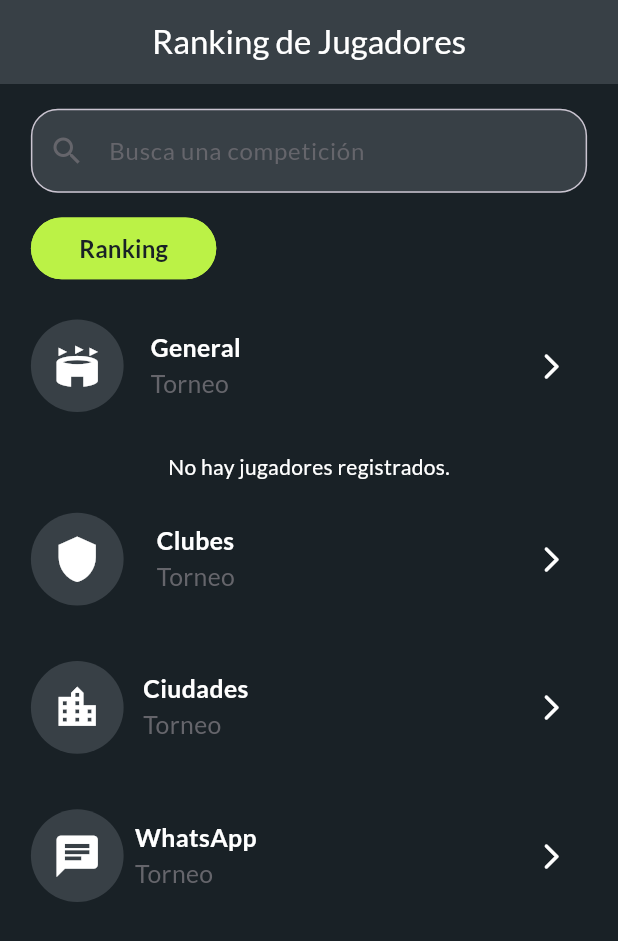
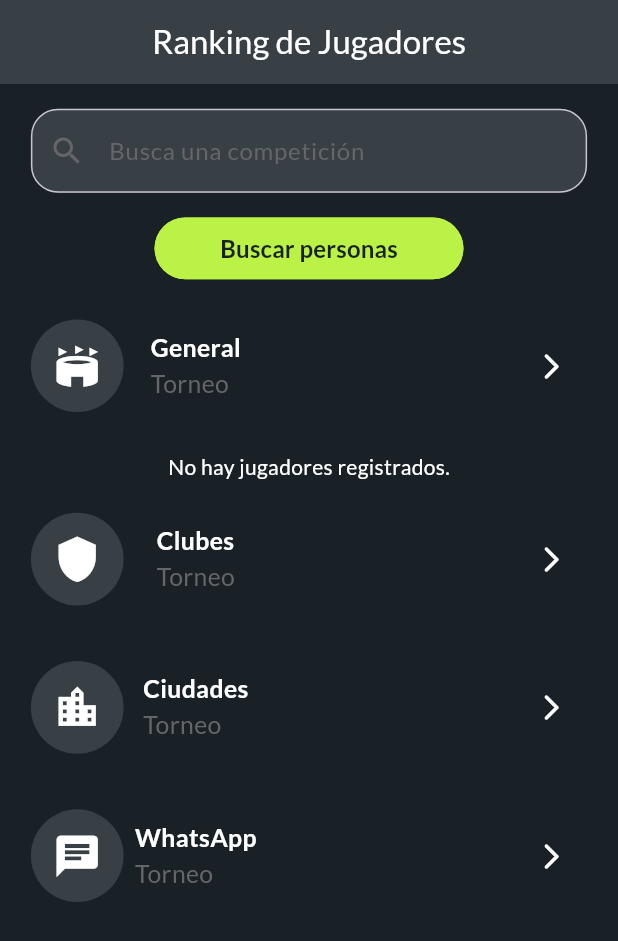
Before and after one commit to GeorgeLN/padel_app, a Flutter app: the TablePage screen opened directly, on a phone screen of 412 x 824 dp. Shown: the top 941 px of the screen. Run offline on Flutter 3.47's test engine with Material 3 defaults, Android fonts, the phone set to English and light mode, and no system bars; our stand-ins replace cloud_firestore, firebase_auth, firebase_core, flutter_bloc, google_fonts, iconly; accounts and stored records are empty.

Commit message:
Se agrega nueva clase para busqueda de personas y se realizan modificaciones

```diff
--- a/lib/features/pages/table_page.dart
+++ b/lib/features/pages/table_page.dart
@@ -10,6 +10,7 @@ import 'package:padel_app/features/design/app_colors.dart';
 import 'package:google_fonts/google_fonts.dart';
 import 'package:padel_app/data/models/user_model.dart';
 import 'package:padel_app/data/viewmodels/auth_viewmodel.dart';
+import 'package:padel_app/features/pages/home_page.dart';
 import 'package:padel_app/features/pages/ranking_list_page.dart';
 import 'package:provider/provider.dart';
 
@@ -358,12 +359,17 @@ class RankingButton extends StatelessWidget {
   @override
   Widget build(BuildContext context) {
     return Container(
-      width: size.width * 0.3,
+      width: size.width * 0.5,
       height: size.height * 0.05,
-      margin: EdgeInsets.only(right: size.width * 0.6, bottom: size.height * 0.02),
+      margin: EdgeInsets.only(bottom: size.height * 0.02),
       child: OutlinedButton(
         onPressed: (){
-          //ACTIONS HERE
+          Navigator.push(
+            context,
+            MaterialPageRoute(
+              builder: (context) => const HomePage(),
+            ),
+          );
         },
 
         style: OutlinedButton.styleFrom(
@@ -371,7 +377,7 @@ class RankingButton extends StatelessWidget {
           side: const BorderSide(color: AppColors.primaryGreen),
         ),
         child: Text(
-          'Ranking',
+          'Buscar personas',
           style: GoogleFonts.lato(
             color: AppColors.textBlack,
             fontSize: 16,
```
Also changed, not shown: lib/features/pages/_pages.dart (+7 -0 lines), lib/features/pages/profile_page.dart (+17 -5 lines), lib/features/pages/search_persons_page.dart (added, +16 -0 lines).
